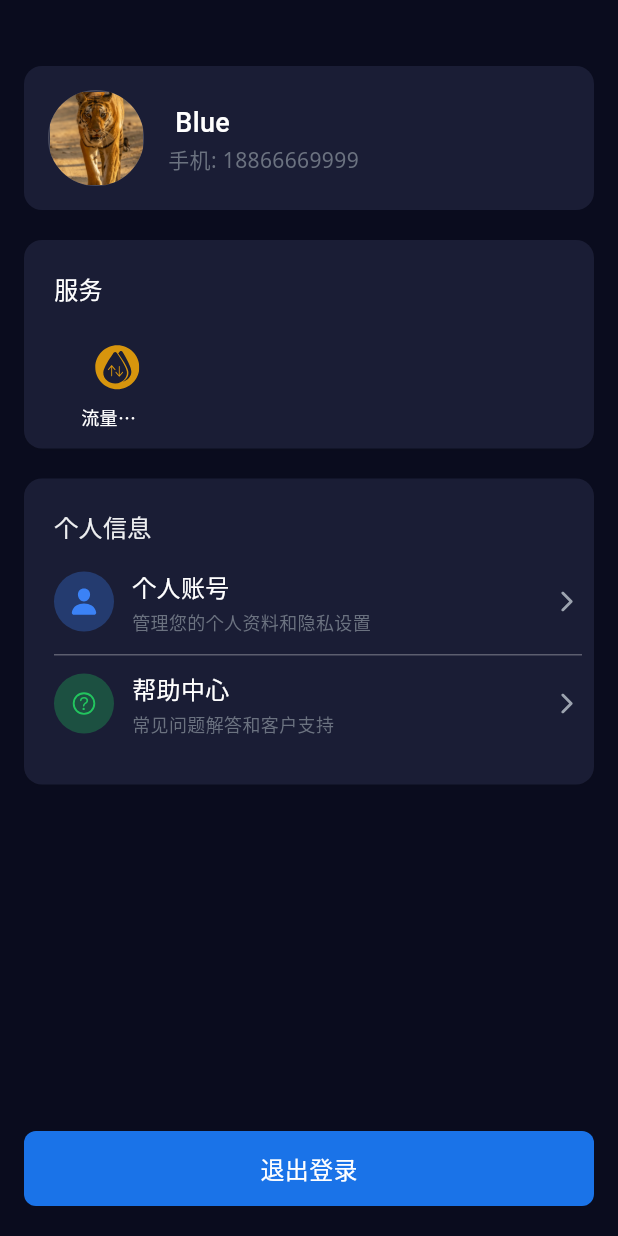
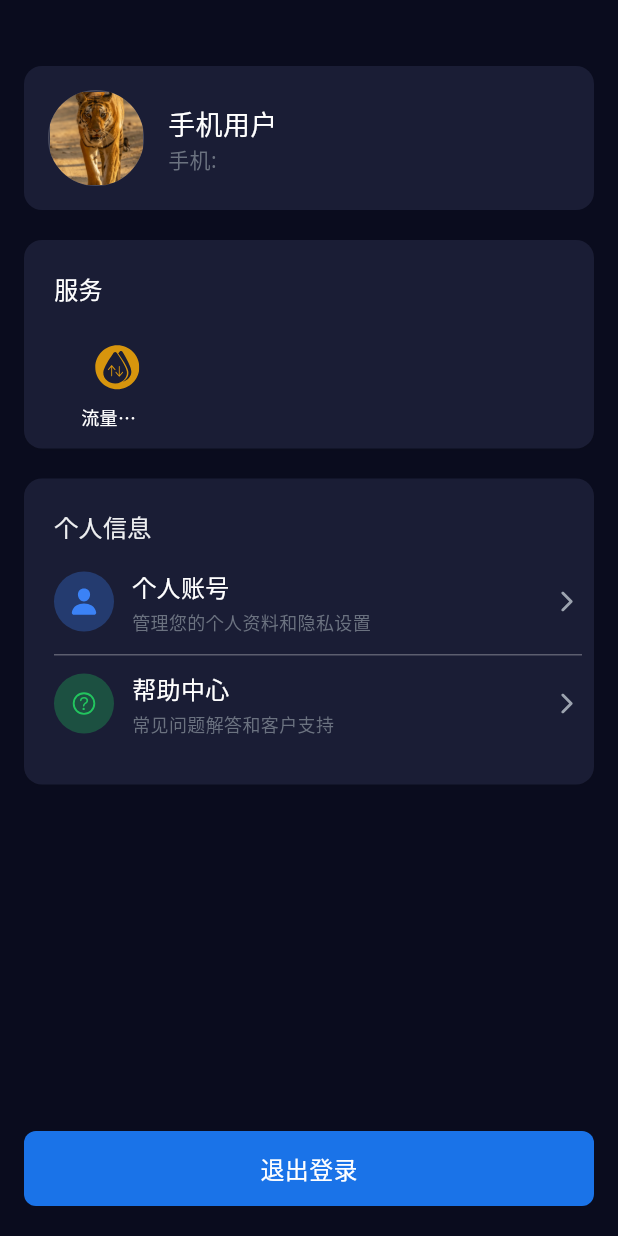
Before and after one commit to Wu-An-Jun/smart_m, a Flutter app: the ProfilePage screen opened by its route, on a phone screen of 412 x 824 dp. Run offline on Flutter 3.47's test engine with Material 3 defaults, Android fonts, the phone set to English and light mode, and no system bars; our stand-ins replace chewie, dio, flutter_markdown, flutter_svg, geocoding, geolocator and 10 more; missing offline and left inert: fl_amap, mobile_scanner; accounts and stored records are empty; Roboto replaces fonts that are missing (Inter, Noto Sans).

Commit message:
第一次登陆默认无头像，然后名字为手机用户+手机号后四位。 关联登陆手机号

```diff
--- a/lib/main.dart
+++ b/lib/main.dart
@@ -7,6 +7,7 @@ import 'package:test_rec/controllers/user_controller.dart';
 import 'package:test_rec/controllers/permission_controller.dart';
 import 'package:test_rec/common/Global.dart';
 import 'package:hive_flutter/hive_flutter.dart';
+import 'package:test_rec/states/user_state.dart';
 
 void main() async {
   // 确保Flutter绑定初始化
@@ -26,6 +27,8 @@ void main() async {
 
 /// 初始化依赖
 void _initDependencies() {
+  // 注册UserState为全局单例，permanent: true保证不会被回收
+  Get.put<UserState>(UserState(), permanent: true);
   // 注册UserController为全局单例，permanent: true保证不会被回收
   Get.put<UserController>(UserController(), permanent: true);
   // 注册设备控制器为全局单例，permanent: true保证不会被回收
--- a/lib/routes/profile_page.dart
+++ b/lib/routes/profile_page.dart
@@ -7,6 +7,8 @@ import 'package:image_picker/image_picker.dart';
 
 import '../common/Global.dart';
 import '../controllers/user_controller.dart';
+import '../states/user_state.dart';
+import '../states/state_manager.dart';
 import 'app_routes.dart';
 
 class ProfilePage extends StatefulWidget {
@@ -59,19 +61,21 @@ class _ProfilePageState extends State<ProfilePage> {
 
   @override
   Widget build(BuildContext context) {
+    return StateConsumer<UserState>(
+      state: Global.userState,
+      builder: (context, userState) {
         return Scaffold(
           backgroundColor: Global.currentTheme.backgroundColor,
-      body:
-          _showHelpFaq
+          body: _showHelpFaq
               ? _buildHelpFaqWidget()
               : Column(
                   children: [
-                  // 顶部用户信息区域
                     _buildUserInfoSection(),
-                  // 中间服务区域
                     Expanded(child: _buildServicesSection()),
                   ],
                 ),
+        );
+      },
     );
   }
 
@@ -110,7 +114,11 @@ class _ProfilePageState extends State<ProfilePage> {
                         child: Align(
                           alignment: Alignment.centerLeft,
                           child: Text(
-                            Global.userName.isNotEmpty ? Global.userName : '武安',
+                            Global.userName.isNotEmpty
+                                ? Global.userName
+                                : (Global.userInfo['phone'] != null && Global.userInfo['phone'].toString().length >= 4
+                                    ? '手机用户${Global.userInfo['phone'].toString().substring(Global.userInfo['phone'].toString().length - 4)}'
+                                    : '手机用户'),
                             style: const TextStyle(
                               color: Colors.white,
                               fontSize: 18,
@@ -126,7 +134,7 @@ class _ProfilePageState extends State<ProfilePage> {
                         child: Align(
                           alignment: Alignment.centerLeft,
                           child: Text(
-                            '手机: 18866669999',
+                            '手机: ' + (Global.userInfo['phone'] ?? ''),
                             style: const TextStyle(
                               color: Color(0xFF6B7280),
                               fontFamily: 'Noto Sans',
@@ -842,10 +850,11 @@ class _PersonalAccountPageState extends State<PersonalAccountPage> {
                         ),
                         onTap: () async {
                           final controller = TextEditingController(
-                            text:
-                                Global.userName.isNotEmpty
+                            text: Global.userName.isNotEmpty
                                 ? Global.userName
-                                    : (_userInfo['name'] ?? ''),
+                                : (Global.userInfo['phone'] != null && Global.userInfo['phone'].toString().length >= 4
+                                    ? '手机用户${Global.userInfo['phone'].toString().substring(Global.userInfo['phone'].toString().length - 4)}'
+                                    : '手机用户'),
                           );
                           await showDialog(
                             context: context,
--- a/lib/states/user_state.dart
+++ b/lib/states/user_state.dart
@@ -11,12 +11,12 @@ class UserState extends ChangeNotifier {
 
   // 用户基本信息
   Map<String, dynamic> _userInfo = {
-    'name': ' Blue',
+    'name': '',
     'avatar': '',
-    'phone': '18866669999',
-    'email': 'user@example.com',
-    'level': 'VIP',
-    'joinDate': '2024-01-15',
+    'phone': '',
+    'email': '',
+    'level': '',
+    'joinDate': '',
   };
 
   // 登录状态
@@ -27,7 +27,15 @@ class UserState extends ChangeNotifier {
 
   // Getters
   Map<String, dynamic> get userInfo => Map.from(_userInfo);
-  String get userName => _userInfo['name'] ?? '';
+  String get userName {
+    final name = _userInfo['name'] ?? '';
+    if (name.isNotEmpty) return name;
+    final phone = _userInfo['phone'] ?? '';
+    if (phone is String && phone.length >= 4) {
+      return '手机用户${phone.substring(phone.length - 4)}';
+    }
+    return '手机用户';
+  }
   String get userAvatar => _userInfo['avatar'] ?? '';
   String get userPhone => _userInfo['phone'] ?? '';
   String get userEmail => _userInfo['email'] ?? '';
@@ -111,12 +119,12 @@ class UserState extends ChangeNotifier {
   /// 重置状态
   void reset() {
     _userInfo = {
-      'name': ' Blue',
+      'name': '',
       'avatar': '',
-      'phone': '18866669999',
-      'email': 'user@example.com',
-      'level': 'VIP',
-      'joinDate': '2024-01-15',
+      'phone': '',
+      'email': '',
+      'level': '',
+      'joinDate': '',
     };
     _isLoggedIn = false;
     _isLoading = false;
```
Also changed, not shown: lib/controllers/user_controller.dart (+13 -0 lines), lib/repositories/user_repository.dart (+17 -1 lines), lib/routes/personal_account_page.dart (+8 -2 lines). Lines whose indentation alone changed are shown as unchanged.
